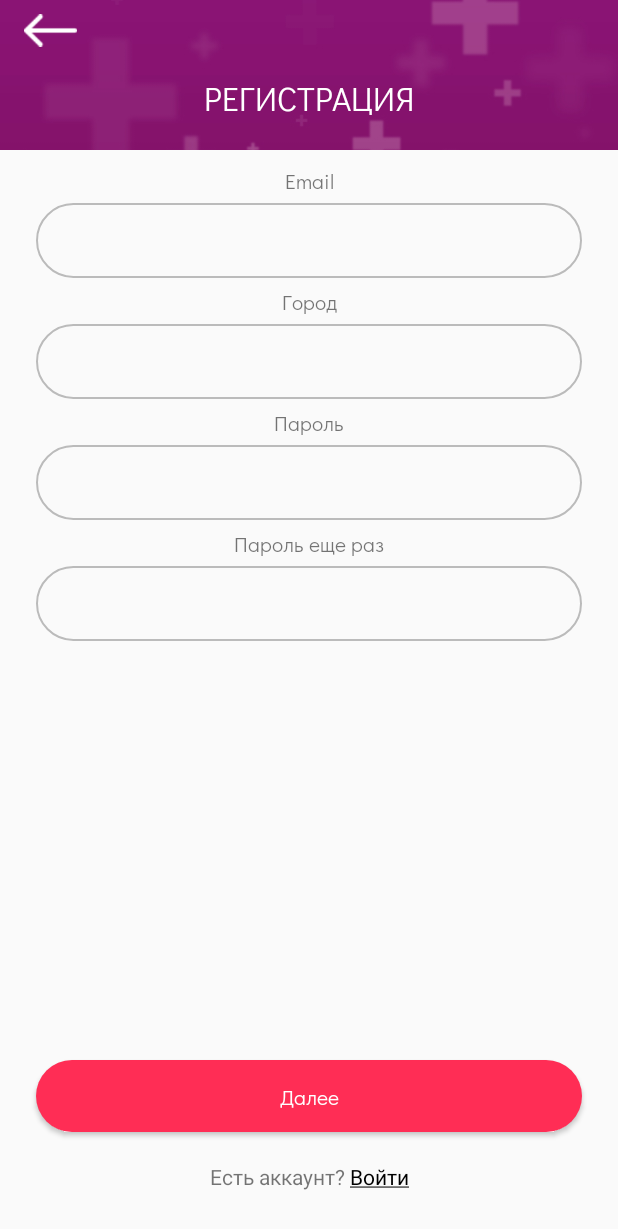
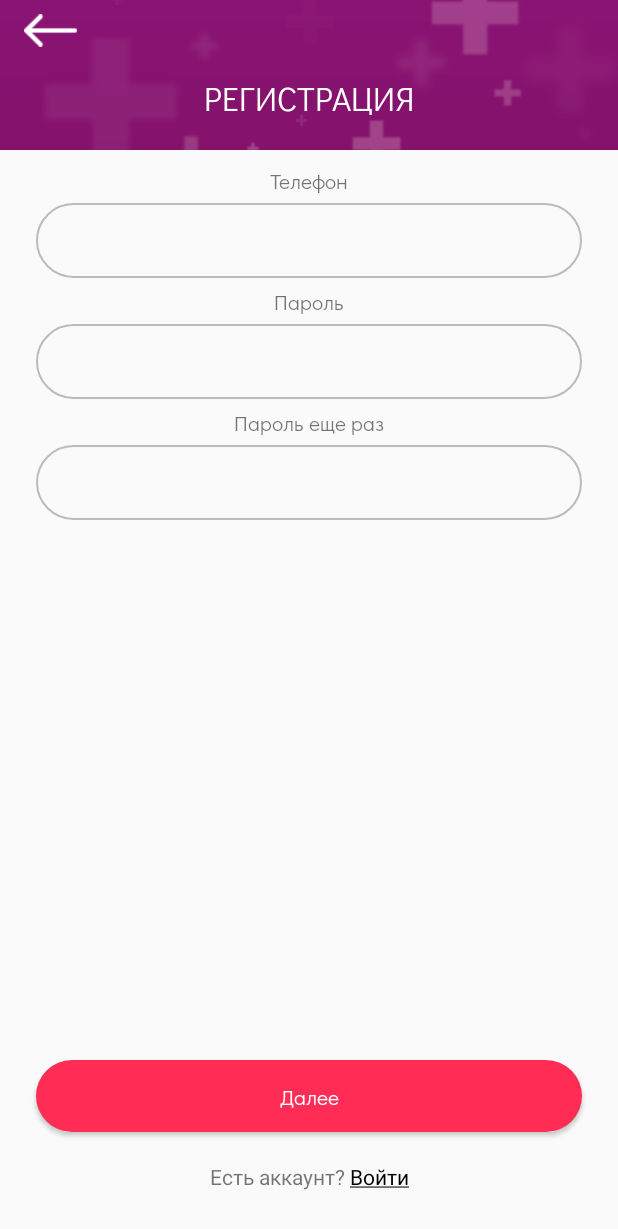
Before and after one commit to kair32/PercentPlus, an Android app: the RegisterActivity screen opened directly, with no data from a screen before it, on a phone screen of 412 x 824 dp. Shown: the top 1229 px of the screen. Run offline under Robolectric (Android 15) with nearby library versions, the phone set to English and light mode, and no system bars; our stand-ins replace ButterKnife, data binding; 1 statement that could not run was skipped.

Commit message:
partially fixed registration

```diff
--- a/app/src/main/java/com/procentplus/activities/AuthActivity.java
+++ b/app/src/main/java/com/procentplus/activities/AuthActivity.java
@@ -37,9 +37,10 @@ import retrofit2.Retrofit;
 
 public class AuthActivity extends AppCompatActivity implements View.OnClickListener {
 
-    public class AuthValue{
+    public static class AuthValue{
         public ObservableField<String> phone = new ObservableField<>("");
         public ObservableField<String> password = new ObservableField<>("");
+        public ObservableField<String> confirmPassword = new ObservableField<>("");
     }
     private DialogConfig progressDialog;
 
--- a/app/src/main/java/com/procentplus/activities/RegisterActivity.java
+++ b/app/src/main/java/com/procentplus/activities/RegisterActivity.java
@@ -3,6 +3,8 @@ package com.procentplus.activities;
 import android.content.Intent;
 import android.graphics.Paint;
 import androidx.appcompat.app.AppCompatActivity;
+import androidx.databinding.DataBindingUtil;
+
 import android.os.Bundle;
 import android.util.Log;
 import android.view.View;
@@ -13,6 +15,8 @@ import android.widget.TextView;
 
 import com.procentplus.ProgressDialog.DialogConfig;
 import com.procentplus.R;
+import com.procentplus.databinding.ActivityAuthBinding;
+import com.procentplus.databinding.ActivityRegisterBinding;
 import com.procentplus.retrofit.RetrofitClient;
 import com.procentplus.retrofit.interfaces.IRegistration;
 import com.procentplus.retrofit.models.MobileUser;
@@ -27,38 +31,22 @@ import retrofit2.Response;
 import retrofit2.Retrofit;
 
 public class RegisterActivity extends AppCompatActivity implements View.OnClickListener {
-
-    @BindView(R.id.next_register)
-    Button btn_next_register;
-    @BindView(R.id.auth_btn_register)
-    TextView auth_btn_register;
-    @BindView(R.id.register_back_btn)
-    ImageView register_back_btn;
-    @BindView(R.id.et_email_register)
-    EditText et_email_register;
-    @BindView(R.id.et_city_register)
-    EditText et_city_register;
-    @BindView(R.id.et_password_register)
-    EditText et_password_register;
-    @BindView(R.id.et_confirm_password_register)
-    EditText et_confirm_password_register;
-
+    AuthActivity.AuthValue value = new AuthActivity.AuthValue();
+    ActivityRegisterBinding binding;
 
     private IRegistration iRegistration;
     private Retrofit retrofit;
 
-    private String email;
+    private String phone;
     private String password;
     private String confirm_password;
-    private String name;
-    private String city;
     private DialogConfig progressDialog;
 
     @Override
     protected void onCreate(Bundle savedInstanceState) {
         super.onCreate(savedInstanceState);
-        setContentView(R.layout.activity_register);
-        ButterKnife.bind(this);
+        binding = DataBindingUtil.setContentView(this, R.layout.activity_register);
+        binding.setValue(value);
 
         // init api
         retrofit = RetrofitClient.getInstance();
@@ -67,12 +55,12 @@ public class RegisterActivity extends AppCompatActivity implements View.OnClickL
         progressDialog = new DialogConfig(this, "Идет загрузка");
 
         // underlining text views
-        auth_btn_register.setPaintFlags(auth_btn_register.getPaintFlags() | Paint.UNDERLINE_TEXT_FLAG);
+        binding.authBtnRegister.setPaintFlags(binding.authBtnRegister.getPaintFlags() | Paint.UNDERLINE_TEXT_FLAG);
 
         // init click listeners
-        btn_next_register.setOnClickListener(this);
-        auth_btn_register.setOnClickListener(this);
-        register_back_btn.setOnClickListener(this);
+        binding.nextRegister.setOnClickListener(this);
+        binding.authBtnRegister.setOnClickListener(this);
+        binding.registerBackBtn.setOnClickListener(this);
 
     }
 
@@ -80,12 +68,10 @@ public class RegisterActivity extends AppCompatActivity implements View.OnClickL
     public void onClick(View view) {
         switch (view.getId()) {
             case R.id.next_register:
-                email = et_email_register.getText().toString().trim();
-                password = et_password_register.getText().toString().trim();
-                confirm_password = et_confirm_password_register.getText().toString().trim();
-                city = et_city_register.getText().toString().trim();
-                if (!email.isEmpty() && !password.isEmpty() && !confirm_password.isEmpty()
-                        && !city.isEmpty()) {
+                phone = value.phone.get();
+                password = value.password.get();
+                confirm_password = value.confirmPassword.get();
+                if (!phone.isEmpty() && !password.isEmpty() && !confirm_password.isEmpty()) {
                     if (password.length() >= 6) {
                         if (password.equals(confirm_password)) {
                             registerUser();
@@ -113,7 +99,7 @@ public class RegisterActivity extends AppCompatActivity implements View.OnClickL
 
         Call<RegistrationResponse> registrationResponseCall = iRegistration.registrationData(
                 new SignRequest(
-                        new MobileUser(email, password, "Name", city)
+                        new MobileUser(phone, password)
                 )
         );
 
@@ -124,8 +110,9 @@ public class RegisterActivity extends AppCompatActivity implements View.OnClickL
                 Log.d("LOGGER Reg", "statusCode: " + statusCode);
                 if (statusCode == 200) {
                     // hide dialog
+
                     MainActivity.dialogConfig.dismissDialog();
-                    MainActivity.prefConfig.writePhone(email);
+                    MainActivity.prefConfig.writePhone(phone);
                     MainActivity.prefConfig.writePassword(password);
                     Intent intent = new Intent(RegisterActivity.this, ConfirmEmailActivity.class);
                     startActivity(intent);
--- a/app/src/main/java/com/procentplus/retrofit/models/MobileUser.java
+++ b/app/src/main/java/com/procentplus/retrofit/models/MobileUser.java
@@ -18,13 +18,6 @@ public class MobileUser {
         this.password = password;
     }
 
-    public MobileUser(String phone, String password, String name, String city) {
-        this.phone = phone;
-        this.password = password;
-        this.name = name;
-        this.city = city;
-    }
-
     public String getPhone() {
         return phone;
     }
--- a/app/src/main/res/layout/activity_register.xml
+++ b/app/src/main/res/layout/activity_register.xml
@@ -1,7 +1,17 @@
 <?xml version="1.0" encoding="utf-8"?>
+<layout
+    xmlns:android="http://schemas.android.com/apk/res/android"
+    xmlns:tools="http://schemas.android.com/tools"
+    xmlns:app="http://schemas.android.com/apk/res-auto"
+    xmlns:bind="http://schemas.android.com/apk/res-auto">
+
+    <data>
+        <variable
+            name="value"
+            type="com.procentplus.activities.AuthActivity.AuthValue" />
+    </data>
+
     <androidx.core.widget.NestedScrollView
-    xmlns:android="http://schemas.android.com/apk/res/android"
-    xmlns:app="http://schemas.android.com/apk/res-auto"
         android:layout_width="match_parent"
         android:fillViewport="true"
         android:layout_height="match_parent">
@@ -62,7 +72,7 @@
                 android:layout_marginStart="8dp"
                 android:layout_marginTop="10dp"
                 android:fontFamily="@font/new_font"
-            android:text="Email"
+                android:text="Телефон"
                 app:layout_constraintEnd_toEndOf="parent"
                 app:layout_constraintStart_toStartOf="parent"
                 app:layout_constraintTop_toBottomOf="@+id/constraintLayout" />
@@ -76,6 +86,7 @@
                 android:layout_marginTop="5dp"
                 android:background="@drawable/edittext_bg"
                 android:ems="10"
+                bind:editTextPhone="@{value}"
                 android:fontFamily="@font/new_font"
                 android:inputType="textEmailAddress"
                 android:paddingBottom="10dp"
@@ -89,40 +100,6 @@
                 app:layout_constraintTop_toBottomOf="@+id/textView" />
 
             <TextView
-            android:id="@+id/textView2"
-            android:layout_width="wrap_content"
-            android:layout_height="wrap_content"
-            android:layout_marginEnd="8dp"
-            android:layout_marginStart="8dp"
-            android:layout_marginTop="5dp"
-            android:fontFamily="@font/new_font"
-            android:text="Город"
-            app:layout_constraintEnd_toEndOf="parent"
-            app:layout_constraintStart_toStartOf="parent"
-            app:layout_constraintTop_toBottomOf="@+id/et_email_register" />
-
-        <EditText
-            android:id="@+id/et_city_register"
-            android:layout_width="0dp"
-            android:layout_height="50dp"
-            android:layout_marginEnd="24dp"
-            android:layout_marginStart="24dp"
-            android:layout_marginTop="5dp"
-            android:background="@drawable/edittext_bg"
-            android:ems="10"
-            android:fontFamily="@font/new_font"
-            android:inputType="textEmailAddress"
-            android:paddingBottom="10dp"
-            android:paddingLeft="20dp"
-            android:paddingRight="20dp"
-            android:paddingTop="8dp"
-            android:textAlignment="center"
-            android:textSize="20sp"
-            app:layout_constraintEnd_toEndOf="parent"
-            app:layout_constraintStart_toStartOf="parent"
-            app:layout_constraintTop_toBottomOf="@+id/textView2" />
-
-        <TextView
                 android:id="@+id/textView4"
                 android:layout_width="wrap_content"
                 android:layout_height="wrap_content"
@@ -133,7 +110,7 @@
                 android:text="Пароль"
                 app:layout_constraintEnd_toEndOf="parent"
                 app:layout_constraintStart_toStartOf="parent"
-            app:layout_constraintTop_toBottomOf="@+id/et_city_register" />
+                app:layout_constraintTop_toBottomOf="@+id/et_email_register" />
 
             <EditText
                 android:id="@+id/et_password_register"
@@ -144,6 +121,7 @@
                 android:layout_marginTop="5dp"
                 android:background="@drawable/edittext_bg"
                 android:ems="10"
+                android:text="@={value.password}"
                 android:fontFamily="@font/new_font"
                 android:inputType="textPassword"
                 android:paddingBottom="10dp"
@@ -178,6 +156,7 @@
                 android:layout_marginTop="5dp"
                 android:background="@drawable/edittext_bg"
                 android:ems="10"
+                android:text="@={value.confirmPassword}"
                 android:fontFamily="@font/new_font"
                 android:inputType="textPassword"
                 android:paddingBottom="10dp"
@@ -237,3 +216,5 @@
         </androidx.constraintlayout.widget.ConstraintLayout>
 
     </androidx.core.widget.NestedScrollView>
+
+</layout>
```
Lines whose indentation alone changed are shown as unchanged.
